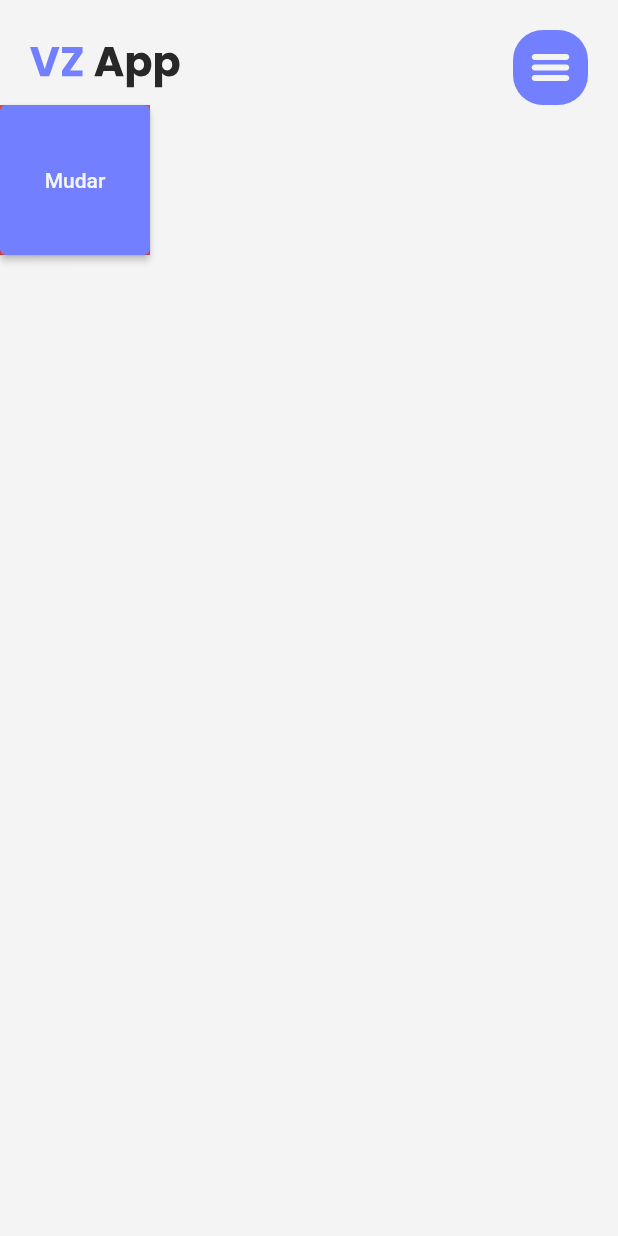
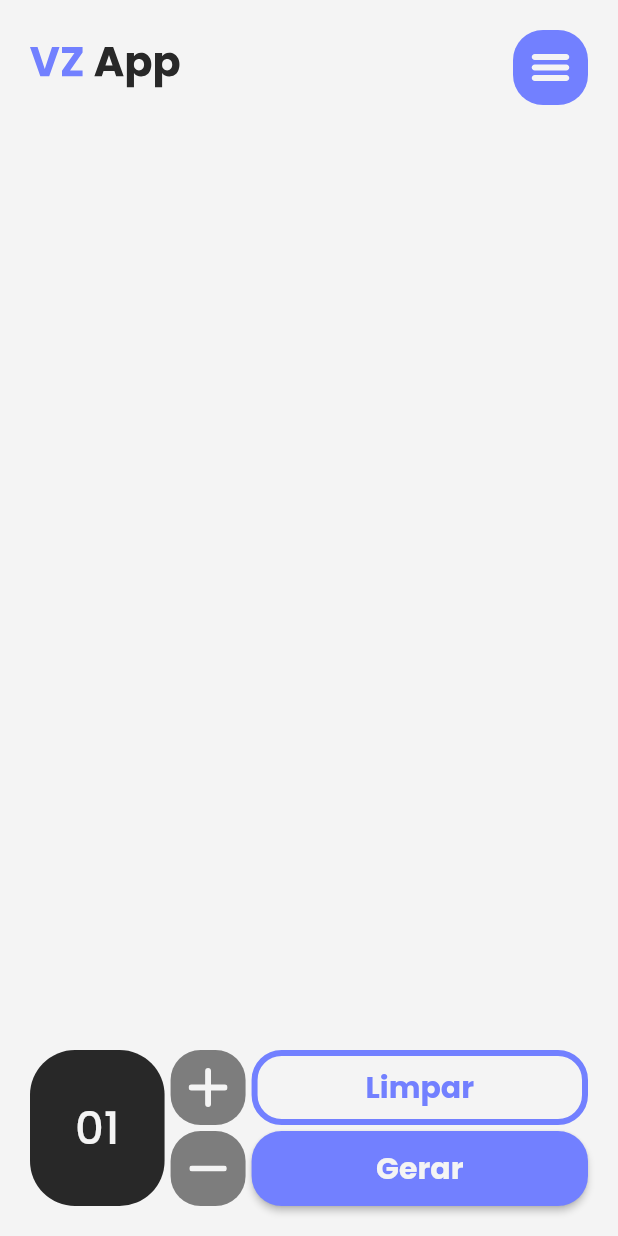
Before and after one commit to PedroHAVeloso/vz_app, a Flutter app: the screen it shows after launch, on a phone screen of 412 x 824 dp. Run offline on Flutter 3.47's test engine with Material 2 defaults, Android fonts, the phone set to English and light mode, and no system bars; our stand-ins replace flutter_bloc, flutter_svg.

Commit message:
Bottom appbar funcional

```diff
--- /dev/null
+++ b/lib/interactor/cubits/counter/counter_cubit.dart
@@ -0,0 +1,25 @@
+import 'package:flutter_bloc/flutter_bloc.dart';
+
+part 'counter_state.dart';
+
+class CounterCubit extends Cubit<CounterState> {
+  CounterCubit() : super(CounterLoaded(number: 1));
+
+  int number = 1;
+
+  void increment() {
+    if (number >= 10) {
+    } else {
+      number++;
+      emit(CounterLoaded(number: number));
+    }
+  }
+
+  void decrement() {
+    if (number <= 1) {
+    } else {
+      number--;
+      emit(CounterLoaded(number: number));
+    }
+  }
+}
--- /dev/null
+++ b/lib/interactor/cubits/counter/counter_state.dart
@@ -0,0 +1,13 @@
+part of 'counter_cubit.dart';
+
+abstract class CounterState {}
+
+class CounterInitial extends CounterState {}
+
+class CounterLoading extends CounterState {}
+
+class CounterLoaded extends CounterState {
+  CounterLoaded({required this.number});
+
+  int number;
+}
--- a/lib/interactor/cubits/phrases/phrases_cubit.dart
+++ b/lib/interactor/cubits/phrases/phrases_cubit.dart
@@ -10,13 +10,17 @@ class PhrasesCubit extends Cubit<PhrasesState> {
 
   List _phrases = [];
 
-  void getPhrases() async {
+  void getPhrases({required int number}) async {
     emit(PhrasesLoading());
-    _phrases = await repository.getPhrasesList();
+    _phrases = await repository.getPhrasesList(number: number);
 
     // ! TODO: REMOVER
     await Future.delayed(const Duration(seconds: 2));
 
     emit(PhrasesLoaded(phrases: _phrases));
   }
+
+  void clearPhrases() {
+    emit(PhrasesInitial());
+  }
 }
--- a/lib/ui/app.dart
+++ b/lib/ui/app.dart
@@ -1,5 +1,6 @@
 import 'package:flutter/material.dart';
 import 'package:flutter_bloc/flutter_bloc.dart';
+import 'package:vz_app/interactor/cubits/counter/counter_cubit.dart';
 import 'package:vz_app/interactor/cubits/phrases/phrases_cubit.dart';
 import 'package:vz_app/ui/constants/app_theme.dart';
 import 'package:vz_app/ui/pages/home_page.dart';
@@ -12,8 +13,15 @@ class VzApp extends StatelessWidget {
     return MaterialApp(
       debugShowCheckedModeBanner: false,
       theme: AppTheme.getTheme(),
-      home: BlocProvider.value(
-        value: PhrasesCubit(),
+      home: MultiBlocProvider(
+        providers: [
+          BlocProvider<PhrasesCubit>(
+            create: (context) => PhrasesCubit(),
+          ),
+          BlocProvider<CounterCubit>(
+            create: (context) => CounterCubit(),
+          ),
+        ],
         child: const HomePage(),
       ),
     );
--- a/lib/ui/constants/app_theme.dart
+++ b/lib/ui/constants/app_theme.dart
@@ -10,6 +10,7 @@ class AppTheme {
 
   static ThemeData getTheme() {
     return ThemeData(
+      fontFamily: 'Poppins',
       scaffoldBackgroundColor: primaryColor,
       colorScheme: const ColorScheme(
         brightness: Brightness.light,
--- a/lib/ui/pages/home_page.dart
+++ b/lib/ui/pages/home_page.dart
@@ -10,7 +10,6 @@ class HomePage extends StatelessWidget {
   @override
   Widget build(BuildContext context) {
     final GlobalKey<ScaffoldState> scaffoldKey = GlobalKey();
-    final cubit = context.read<PhrasesCubit>();
 
     return Scaffold(
       key: scaffoldKey,
@@ -20,15 +19,7 @@ class HomePage extends StatelessWidget {
       body: BlocBuilder<PhrasesCubit, PhrasesState>(
         builder: (context, state) {
           if (state is PhrasesInitial) {
-            return Container(
-              height: 100,
-              width: 100,
-              color: Colors.red,
-              child: ElevatedButton(
-                onPressed: cubit.getPhrases,
-                child: const Text("Mudar"),
-              ),
-            );
+            return Container();
           }
           if (state is PhrasesLoading) {
             return CircularProgressIndicator();
@@ -37,10 +28,6 @@ class HomePage extends StatelessWidget {
             return Column(
               children: [
                 Text(state.phrases.toString()),
-                ElevatedButton(
-                  onPressed: cubit.getPhrases,
-                  child: const Text("Mudar"),
-                ),
               ],
             );
           }
--- a/lib/ui/widgets/appbar_widget.dart
+++ b/lib/ui/widgets/appbar_widget.dart
@@ -9,17 +9,13 @@ class AppBarWidget extends StatelessWidget implements PreferredSizeWidget {
   final GlobalKey<ScaffoldState> scaffoldKey;
 
   @override
-  Size get preferredSize => const Size.fromHeight(70.0);
+  Size get preferredSize => const Size.fromHeight(90.0);
 
   @override
   Widget build(BuildContext context) {
     return SafeArea(
       child: Padding(
-        padding: const EdgeInsets.only(
-          top: 20.0,
-          left: 20.0,
-          right: 20.0,
-        ),
+        padding: const EdgeInsets.all(20.0),
         child: SizedBox(
           height: preferredSize.height,
           child: Row(
@@ -46,7 +42,7 @@ class AppBarWidget extends StatelessWidget implements PreferredSizeWidget {
                     ),
                   ),
                 ),
-              )
+              ),
             ],
           ),
         ),
--- a/lib/ui/widgets/bottom_appbar_widget.dart
+++ b/lib/ui/widgets/bottom_appbar_widget.dart
@@ -1,13 +1,148 @@
 import 'package:flutter/material.dart';
+import 'package:flutter_bloc/flutter_bloc.dart';
+import 'package:flutter_svg/flutter_svg.dart';
+import 'package:vz_app/interactor/cubits/counter/counter_cubit.dart';
+import 'package:vz_app/interactor/cubits/phrases/phrases_cubit.dart';
+import 'package:vz_app/ui/constants/app_icons.dart';
+import 'package:vz_app/ui/constants/app_theme.dart';
 
 class BottomAppBarWidget extends StatelessWidget {
   const BottomAppBarWidget({super.key});
 
   @override
   Widget build(BuildContext context) {
-    return const SizedBox(
-      child: Row(
-        children: [],
+    final counterCubit = context.read<CounterCubit>();
+    final phrasesCubit = context.read<PhrasesCubit>();
+
+    return Padding(
+      padding: const EdgeInsets.all(20.0),
+      child: SizedBox(
+        height: 104.0,
+        child: Row(
+          children: [
+            Expanded(
+              flex: 2,
+              child: Container(
+                decoration: BoxDecoration(
+                  borderRadius: BorderRadius.circular(30.0),
+                  color: AppTheme.secondaryColor,
+                ),
+                alignment: Alignment.center,
+                child: BlocBuilder<CounterCubit, CounterState>(
+                  builder: (context, state) {
+                    if (state is CounterLoaded) {
+                      return Text(
+                        state.number.toString().padLeft(2, "0"),
+                        style: const TextStyle(
+                          color: AppTheme.primaryColor,
+                          fontWeight: FontWeight.w500,
+                          fontSize: 30.0,
+                        ),
+                      );
+                    } else {
+                      return const Text("");
+                    }
+                  },
+                ),
+              ),
+            ),
+            const SizedBox(width: 4.0),
+            Column(
+              children: [
+                Ink(
+                  height: 50.0,
+                  width: 50.0,
+                  decoration: BoxDecoration(
+                    color: AppTheme.tertiaryColor,
+                    borderRadius: BorderRadius.circular(20.0),
+                  ),
+                  child: IconButton(
+                    onPressed: counterCubit.increment,
+                    icon: SvgPicture.asset(
+                      AppIcons.add,
+                      colorFilter: const ColorFilter.mode(
+                        AppTheme.primaryColor,
+                        BlendMode.srcIn,
+                      ),
+                    ),
+                  ),
+                ),
+                const SizedBox(height: 4.0),
+                Ink(
+                  height: 50.0,
+                  width: 50.0,
+                  decoration: BoxDecoration(
+                    color: AppTheme.tertiaryColor,
+                    borderRadius: BorderRadius.circular(20.0),
+                  ),
+                  child: IconButton(
+                    onPressed: counterCubit.decrement,
+                    icon: SvgPicture.asset(
+                      AppIcons.remove,
+                      colorFilter: const ColorFilter.mode(
+                        AppTheme.primaryColor,
+                        BlendMode.srcIn,
+                      ),
+                    ),
+                  ),
+                ),
+              ],
+            ),
+            const SizedBox(width: 4.0),
+            Expanded(
+              flex: 5,
+              child: Column(
+                children: [
+                  Expanded(
+                    child: SizedBox.expand(
+                      child: OutlinedButton(
+                        onPressed: phrasesCubit.clearPhrases,
+                        style: OutlinedButton.styleFrom(
+                          shape: RoundedRectangleBorder(
+                            borderRadius: BorderRadius.circular(20.0),
+                          ),
+                          side: const BorderSide(
+                            width: 4.0,
+                            color: AppTheme.accentColor,
+                          ),
+                        ),
+                        child: const Text(
+                          "Limpar",
+                          style: TextStyle(
+                            fontWeight: FontWeight.w700,
+                            fontSize: 20.0,
+                          ),
+                        ),
+                      ),
+                    ),
+                  ),
+                  const SizedBox(height: 4.0),
+                  Expanded(
+                    child: SizedBox.expand(
+                      child: ElevatedButton(
+                        onPressed: () => phrasesCubit.getPhrases(
+                          number: BlocProvider.of<CounterCubit>(context).number,
+                        ),
+                        style: ElevatedButton.styleFrom(
+                          shape: RoundedRectangleBorder(
+                            borderRadius: BorderRadius.circular(20.0),
+                          ),
+                        ),
+                        child: const Text(
+                          "Gerar",
+                          style: TextStyle(
+                            fontWeight: FontWeight.w700,
+                            fontSize: 20.0,
+                          ),
+                        ),
+                      ),
+                    ),
+                  ),
+                ],
+              ),
+            ),
+          ],
+        ),
       ),
     );
   }
```
